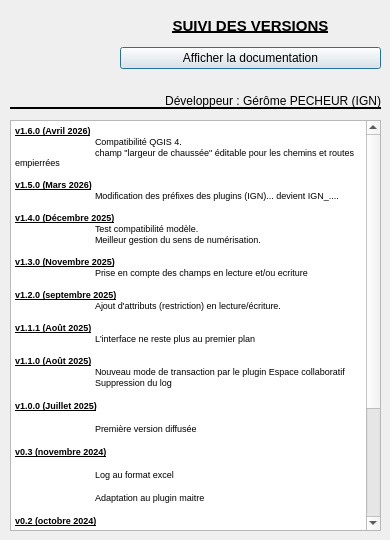
First picture: the form in aproposde.ui, repository IGNF/assistant-route-qgis-plugin, before the edit.
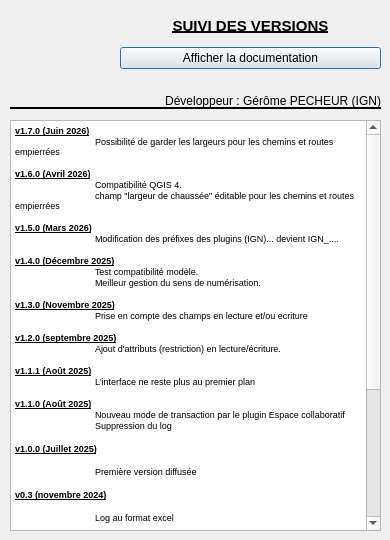
Second picture: the form after the edit. Icons and pictures are not drawn.

Commit message: possibilité de garder les largeur pour chemins et routes empierrées  (Refs: #25)

The edit to the form file:
```diff
--- a/aproposde.ui
+++ b/aproposde.ui
@@ -100,6 +100,9 @@
 &lt;html&gt;&lt;head&gt;&lt;meta name=&quot;qrichtext&quot; content=&quot;1&quot; /&gt;&lt;style type=&quot;text/css&quot;&gt;
 p, li { white-space: pre-wrap; }
 &lt;/style&gt;&lt;/head&gt;&lt;body style=&quot; font-family:'MS Shell Dlg 2'; font-size:8.25pt; font-weight:400; font-style:normal;&quot;&gt;
+&lt;p style=&quot; margin-top:0px; margin-bottom:0px; margin-left:0px; margin-right:0px; -qt-block-indent:0; text-indent:0px;&quot;&gt;&lt;span style=&quot; font-size:7pt; font-weight:600; text-decoration: underline;&quot;&gt;v1.7.0 (Juin 2026)&lt;/span&gt;&lt;/p&gt;
+&lt;p style=&quot; margin-top:0px; margin-bottom:0px; margin-left:0px; margin-right:0px; -qt-block-indent:0; text-indent:0px;&quot;&gt;&lt;span style=&quot; font-size:7pt;&quot;&gt;	Possibilité de garder les largeurs pour les chemins et routes empierrées&lt;/span&gt;&lt;/p&gt;
+&lt;p style=&quot;-qt-paragraph-type:empty; margin-top:0px; margin-bottom:0px; margin-left:0px; margin-right:0px; -qt-block-indent:0; text-indent:0px; font-size:7pt;&quot;&gt;&lt;br /&gt;&lt;/p&gt;
 &lt;p style=&quot; margin-top:0px; margin-bottom:0px; margin-left:0px; margin-right:0px; -qt-block-indent:0; text-indent:0px;&quot;&gt;&lt;span style=&quot; font-size:7pt; font-weight:600; text-decoration: underline;&quot;&gt;v1.6.0 (Avril 2026)&lt;/span&gt;&lt;/p&gt;
 &lt;p style=&quot; margin-top:0px; margin-bottom:0px; margin-left:0px; margin-right:0px; -qt-block-indent:0; text-indent:0px;&quot;&gt;&lt;span style=&quot; font-size:7pt;&quot;&gt;	Compatibilité QGIS 4.&lt;/span&gt;&lt;/p&gt;
 &lt;p style=&quot; margin-top:0px; margin-bottom:0px; margin-left:0px; margin-right:0px; -qt-block-indent:0; text-indent:0px;&quot;&gt;&lt;span style=&quot; font-size:7pt;&quot;&gt;	champ &amp;quot;largeur de chaussée&amp;quot; éditable pour les chemins et routes empierrées&lt;/span&gt;&lt;/p&gt;
```
The commit also changes 1 other file.
